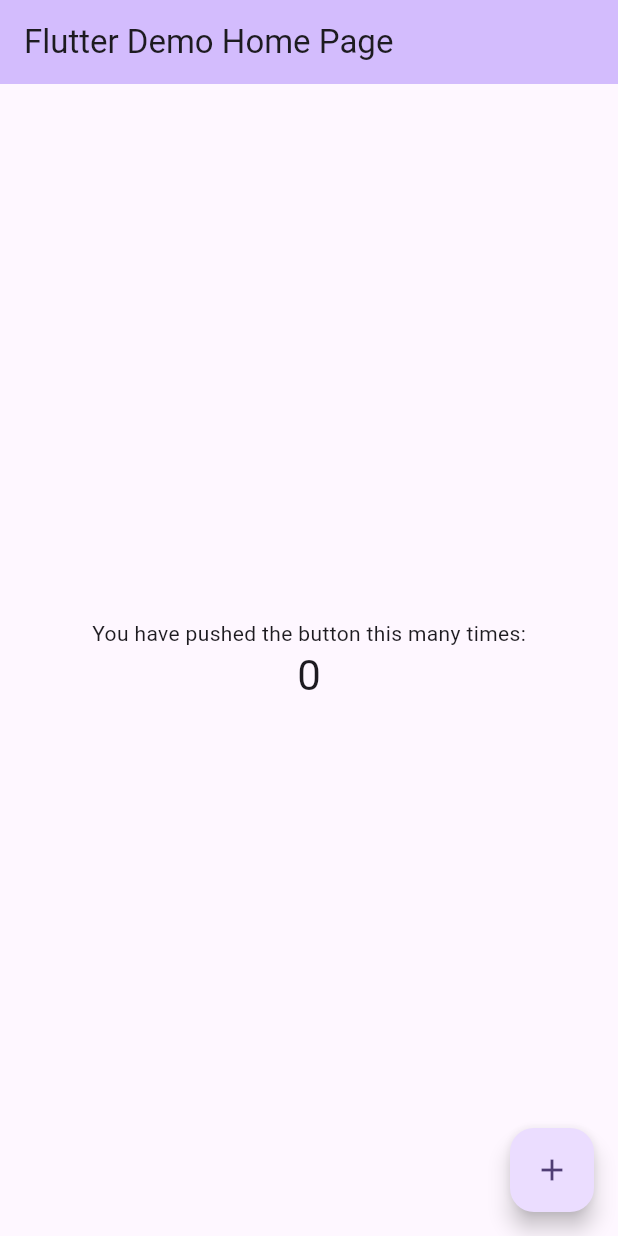
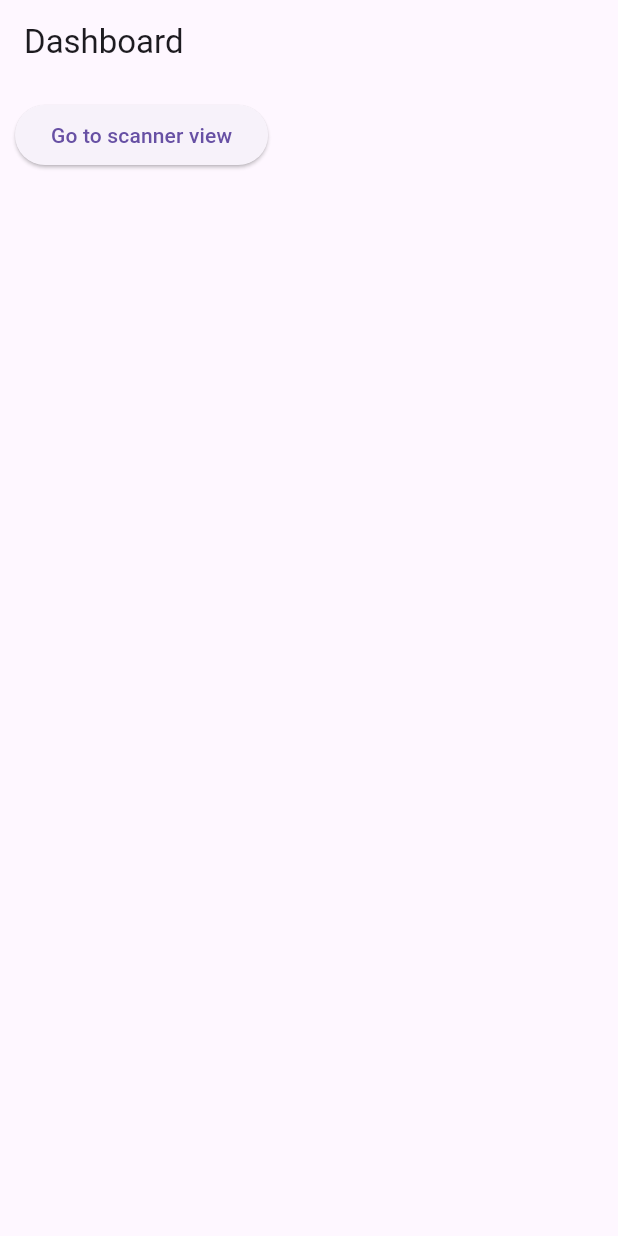
Before and after one commit to zuwhi/glukofit, a Flutter app: the screen it shows after launch, on a phone screen of 412 x 824 dp. Run offline on Flutter 3.47's test engine with Material 3 defaults, Android fonts, the phone set to English and light mode, and no system bars; our stand-ins replace camera, get, logger, permission_handler; missing offline and left inert: flutter_tflite.

Commit message:
add feature scanner

```diff
--- /dev/null
+++ b/lib/constants/app_routes.dart
@@ -0,0 +1,4 @@
+class AppRoutes {
+  static const dashboard = '/dashboard';
+  static const scanner = '/scanner';
+}
--- a/lib/main.dart
+++ b/lib/main.dart
@@ -1,125 +1,23 @@
 import 'package:flutter/material.dart';
+import 'package:get/get.dart';
+import 'package:glukofit/constants/app_routes.dart';
+import 'package:glukofit/views/dashboard/dashboard_view.dart';
+import 'package:glukofit/views/scanner/scanner_view.dart';
 
 void main() {
-  runApp(const MyApp());
+  WidgetsFlutterBinding.ensureInitialized();
+  runApp(GetMaterialApp(
+    debugShowCheckedModeBanner: false,
+    getPages: [
+      GetPage(
+        name: AppRoutes.dashboard,
+        page: () => const DashboardView(),
+      ),
+      GetPage(
+        name: AppRoutes.scanner,
+        page: () => const ScannerView(),
+      ),
+    ],
+    initialRoute: AppRoutes.dashboard,
+  ));
 }
-
-class MyApp extends StatelessWidget {
-  const MyApp({super.key});
-
-  // This widget is the root of your application.
-  @override
-  Widget build(BuildContext context) {
-    return MaterialApp(
-      title: 'Flutter Demo',
-      theme: ThemeData(
-        // This is the theme of your application.
-        //
-        // TRY THIS: Try running your application with "flutter run". You'll see
-        // the application has a purple toolbar. Then, without quitting the app,
-        // try changing the seedColor in the colorScheme below to Colors.green
-        // and then invoke "hot reload" (save your changes or press the "hot
-        // reload" button in a Flutter-supported IDE, or press "r" if you used
-        // the command line to start the app).
-        //
-        // Notice that the counter didn't reset back to zero; the application
-        // state is not lost during the reload. To reset the state, use hot
-        // restart instead.
-        //
-        // This works for code too, not just values: Most code changes can be
-        // tested with just a hot reload.
-        colorScheme: ColorScheme.fromSeed(seedColor: Colors.deepPurple),
-        useMaterial3: true,
-      ),
-      home: const MyHomePage(title: 'Flutter Demo Home Page'),
-    );
-  }
-}
-
-class MyHomePage extends StatefulWidget {
-  const MyHomePage({super.key, required this.title});
-
-  // This widget is the home page of your application. It is stateful, meaning
-  // that it has a State object (defined below) that contains fields that affect
-  // how it looks.
-
-  // This class is the configuration for the state. It holds the values (in this
-  // case the title) provided by the parent (in this case the App widget) and
-  // used by the build method of the State. Fields in a Widget subclass are
-  // always marked "final".
-
-  final String title;
-
-  @override
-  State<MyHomePage> createState() => _MyHomePageState();
-}
-
-class _MyHomePageState extends State<MyHomePage> {
-  int _counter = 0;
-
-  void _incrementCounter() {
-    setState(() {
-      // This call to setState tells the Flutter framework that something has
-      // changed in this State, which causes it to rerun the build method below
-      // so that the display can reflect the updated values. If we changed
-      // _counter without calling setState(), then the build method would not be
-      // called again, and so nothing would appear to happen.
-      _counter++;
-    });
-  }
-
-  @override
-  Widget build(BuildContext context) {
-    // This method is rerun every time setState is called, for instance as done
-    // by the _incrementCounter method above.
-    //
-    // The Flutter framework has been optimized to make rerunning build methods
-    // fast, so that you can just rebuild anything that needs updating rather
-    // than having to individually change instances of widgets.
-    return Scaffold(
-      appBar: AppBar(
-        // TRY THIS: Try changing the color here to a specific color (to
-        // Colors.amber, perhaps?) and trigger a hot reload to see the AppBar
-        // change color while the other colors stay the same.
-        backgroundColor: Theme.of(context).colorScheme.inversePrimary,
-        // Here we take the value from the MyHomePage object that was created by
-        // the App.build method, and use it to set our appbar title.
-        title: Text(widget.title),
-      ),
-      body: Center(
-        // Center is a layout widget. It takes a single child and positions it
-        // in the middle of the parent.
-        child: Column(
-          // Column is also a layout widget. It takes a list of children and
-          // arranges them vertically. By default, it sizes itself to fit its
-          // children horizontally, and tries to be as tall as its parent.
-          //
-          // Column has various properties to control how it sizes itself and
-          // how it positions its children. Here we use mainAxisAlignment to
-          // center the children vertically; the main axis here is the vertical
-          // axis because Columns are vertical (the cross axis would be
-          // horizontal).
-          //
-          // TRY THIS: Invoke "debug painting" (choose the "Toggle Debug Paint"
-          // action in the IDE, or press "p" in the console), to see the
-          // wireframe for each widget.
-          mainAxisAlignment: MainAxisAlignment.center,
-          children: <Widget>[
-            const Text(
-              'You have pushed the button this many times:',
-            ),
-            Text(
-              '$_counter',
-              style: Theme.of(context).textTheme.headlineMedium,
-            ),
-          ],
-        ),
-      ),
-      floatingActionButton: FloatingActionButton(
-        onPressed: _incrementCounter,
-        tooltip: 'Increment',
-        child: const Icon(Icons.add),
-      ), // This trailing comma makes auto-formatting nicer for build methods.
-    );
-  }
-}
--- /dev/null
+++ b/lib/views/dashboard/dashboard_view.dart
@@ -0,0 +1,33 @@
+// ignore_for_file: camel_case_types, prefer_typing_uninitialized_variables
+
+import 'package:flutter/material.dart';
+import 'package:get/get.dart';
+import 'package:glukofit/constants/app_routes.dart';
+
+class DashboardView extends StatelessWidget {
+  const DashboardView({super.key});
+
+  @override
+  Widget build(BuildContext context) {
+    return Scaffold(
+      appBar: AppBar(
+        title: const Text("Dashboard"),
+        actions: const [],
+      ),
+      body: SingleChildScrollView(
+        child: Container(
+          padding: const EdgeInsets.all(10.0),
+          child: Column(
+            children: [
+              ElevatedButton(
+                  onPressed: () {
+                    Get.toNamed(AppRoutes.scanner);
+                  },
+                  child: const Text("Go to scanner view"))
+            ],
+          ),
+        ),
+      ),
+    );
+  }
+}
```
Also changed, not shown: assets/tensorflow/labels.txt (added, +12 -0 lines), lib/controllers/scanner_controller.dart (added, +129 -0 lines), lib/views/scanner/scanner_view.dart (added, +112 -0 lines), lib/views/splash_screen/splash_screen_view.dart (added, +21 -0 lines), pubspec.yaml (+19 -57 lines), pubspec.lock, 8 other files.
